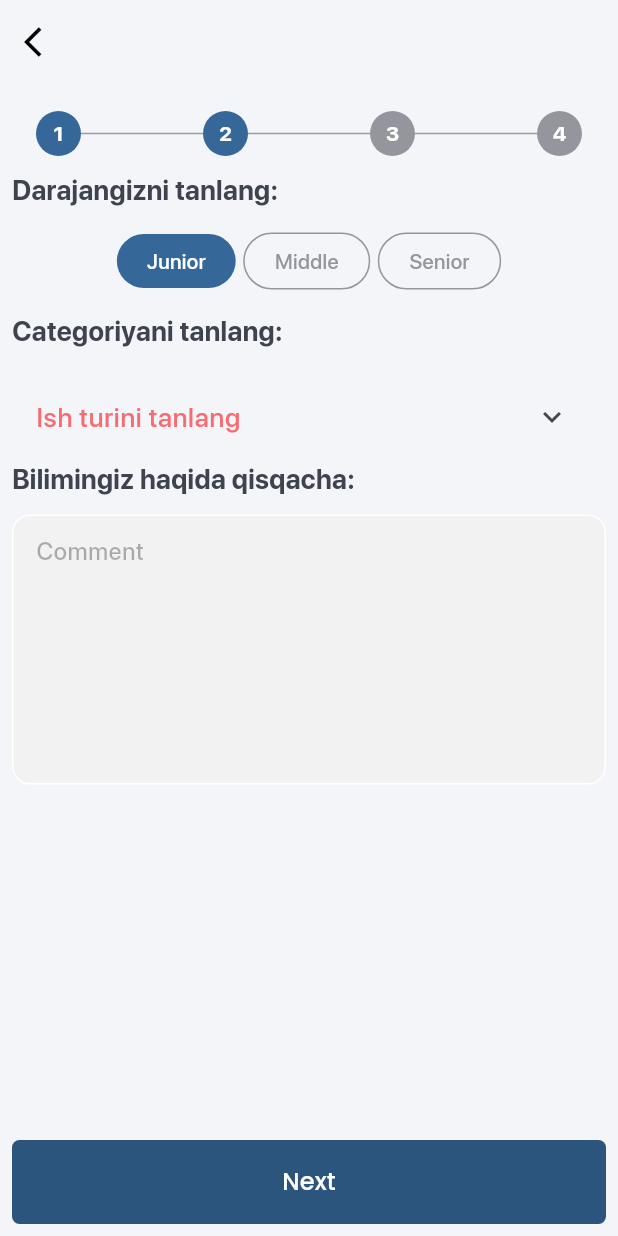
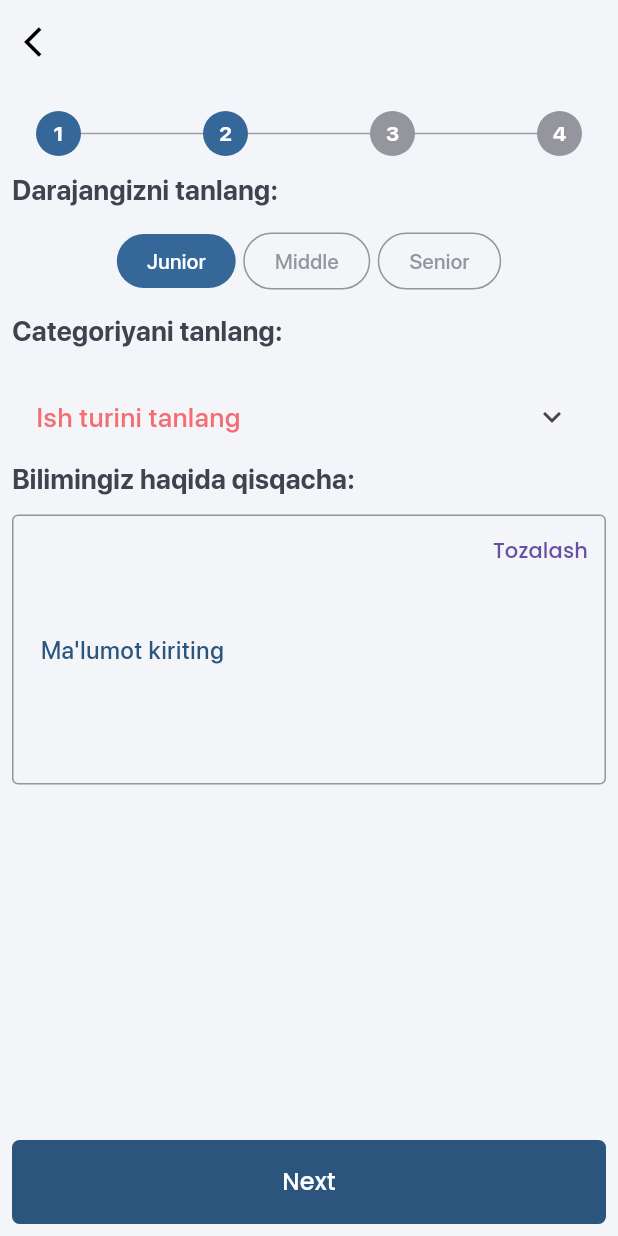
Before and after one commit to muhiddin0888/ish_top, a Flutter app: the AddAnnouncementPage screen opened directly, swiped to page 2, on a phone screen of 412 x 824 dp. Run offline on Flutter 3.47's test engine with Material 2 defaults, Android fonts, the phone set to English and light mode, and no system bars; our stand-ins replace bloc, cloud_firestore, equatable, file_picker, firebase_auth, firebase_core and 10 more; missing offline and left inert: firebase_auth_platform_interface; accounts and stored records are empty; project files that could hold a hidden picture were left out.

Commit message:
Custom TextFromField added

```diff
--- a/lib/theme.dart
+++ b/lib/theme.dart
@@ -1,6 +1,5 @@
 import 'package:flutter/material.dart';
 import 'package:google_fonts/google_fonts.dart';
-
 
 final theme = ThemeData(
   useMaterial3: true,
--- a/lib/ui/tab_box/announcements/add_announcement/pages/ann_fields_two.dart
+++ b/lib/ui/tab_box/announcements/add_announcement/pages/ann_fields_two.dart
@@ -1,3 +1,4 @@
+// ignore_for_file: prefer_const_constructors
 
 import 'package:flutter/material.dart';
 import 'dart:developer' as print;
@@ -15,6 +16,7 @@ class AnnFieldsTwo extends StatefulWidget {
 }
 
 class _AnnFieldsTwoState extends State<AnnFieldsTwo> {
+  final TextEditingController textEditingController = TextEditingController();
   int selectLevel = 1;
   int selectCategory = 0;
   int selectedJobTypeId = 1;
@@ -195,6 +197,12 @@ class _AnnFieldsTwoState extends State<AnnFieldsTwo> {
         CommentInputComponent(
           commentText: (String value) {},
           commentFocusNode: FocusNode(),
+          textEditingController: textEditingController,
+          textButton: TextButton(
+              onPressed: () {
+                textEditingController.clear();
+              },
+              child: Text("Tozalash")),
         )
       ],
     );
--- a/lib/ui/tab_box/announcements/add_announcement/pages/widgets/comment_input_componenet.dart
+++ b/lib/ui/tab_box/announcements/add_announcement/pages/widgets/comment_input_componenet.dart
@@ -1,48 +1,56 @@
+// ignore_for_file: prefer_const_constructors
 import 'package:flutter/material.dart';
 import 'package:ish_top/utils/color.dart';
 import 'package:ish_top/utils/style.dart';
 
+//Tozalash degan button qo'shdim, null qib berganman xolaselar ishlatib ko'rilar kerak bo'lib qosa
 class CommentInputComponent extends StatelessWidget {
-  const CommentInputComponent(
-      {Key? key, required this.commentText, required this.commentFocusNode})
-      : super(key: key);
+  const CommentInputComponent({
+    Key? key,
+    required this.commentText,
+    required this.commentFocusNode,
+    this.textEditingController,
+    this.textButton,
+  }) : super(key: key);
   final ValueChanged<String> commentText;
   final FocusNode commentFocusNode;
+  final TextEditingController? textEditingController;
+  final Widget? textButton;
 
   @override
   Widget build(BuildContext context) {
-    return Container(
+    return SizedBox(
       height: 180,
-      decoration: BoxDecoration(
-        color: MyColors.C_F2F2F2,
-        border: Border.all(width: 1, color: Colors.white),
-        borderRadius: BorderRadius.circular(12),
-      ),
-      child: TextField(
+      child: Stack(children: [
+        TextField(
+          controller: textEditingController,
           expands: true,
           minLines: null,
           maxLines: null,
           textInputAction: TextInputAction.done,
           // focusNode: commentFocusNode,
+
           keyboardType: TextInputType.text,
           style: TextStyle(fontSize: 16, color: MyColors.black),
           onChanged: commentText,
           decoration: InputDecoration(
             border: InputBorder.none,
-          focusedBorder: InputBorder.none,
-          enabledBorder: InputBorder.none,
+            focusedBorder: OutlineInputBorder(
+                borderSide: BorderSide(color: MyColors.C_2C557D, width: 2)),
+            enabledBorder: OutlineInputBorder(
+                borderSide: BorderSide(color: MyColors.C_95969D)),
             errorBorder: InputBorder.none,
             disabledBorder: InputBorder.none,
             contentPadding:
                 const EdgeInsets.only(left: 15, bottom: 11, top: 11, right: 15),
-          hintText: "Comment",
-          hintStyle: MyTextStyle.sfProMedium.copyWith(
-            fontSize: 16,
-            color: Colors.black.withOpacity(0.3),
+            hintText: "Ma'lumot kiriting",
+            hintStyle: MyTextStyle.sfProMedium
+                .copyWith(fontSize: 16, color: MyColors.C_2C557D),
           ),
+          cursorColor: MyColors.C_2C557D,
         ),
-        cursorColor: MyColors.white,
-      ),
+        Align(alignment: Alignment.topRight, child: textButton ?? SizedBox()),
+      ]),
     );
   }
 }
```
Also changed, not shown: lib/ui/tab_box/announcements/add_announcement/pages/ann_fields_one.dart (+24 -11 lines), packages/authentication_repository/pubspec.lock, 1 other file. Lines whose indentation alone changed are shown as unchanged.
